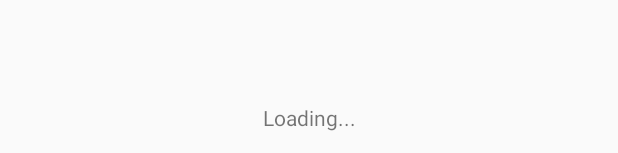
After one commit to nicolasbrailo/TrippingSdCardPhotoManager, an Android app: the layout activity_photo_view.xml on its own in the app's theme, with its tools: preview values and no code run, on a phone screen of 412 x 824 dp. The commit adds this screen. Shown: the part 1080-1233 px from the top of the screen. Run offline under Robolectric (Android 15) with nearby library versions, the phone set to English and light mode, and no system bars.

```diff
--- a/app/src/main/AndroidManifest.xml
+++ b/app/src/main/AndroidManifest.xml
@@ -16,6 +16,10 @@
                 <category android:name="android.intent.category.LAUNCHER" />
             </intent-filter>
         </activity>
+        <activity
+            android:name=".PhotoView"
+            android:label="@string/title_activity_photo_view" >
+        </activity>
     </application>
 
 </manifest>
--- /dev/null
+++ b/app/src/main/res/layout/activity_photo_view.xml
@@ -0,0 +1,31 @@
+<RelativeLayout xmlns:android="http://schemas.android.com/apk/res/android"
+    xmlns:tools="http://schemas.android.com/tools" android:layout_width="match_parent"
+    android:layout_height="match_parent" android:paddingLeft="@dimen/activity_horizontal_margin"
+    android:paddingRight="@dimen/activity_horizontal_margin"
+    android:paddingTop="@dimen/activity_vertical_margin"
+    android:paddingBottom="@dimen/activity_vertical_margin"
+    tools:context="com.nico.trippingsdcardphotomanager.PhotoView">
+
+    <ImageView
+        android:layout_width="wrap_content"
+        android:layout_height="wrap_content"
+        android:id="@+id/wCurrentImage"
+        android:layout_alignParentBottom="true"
+        android:layout_alignParentRight="true"
+        android:layout_alignParentEnd="true"
+        android:layout_alignParentTop="true"
+        android:layout_alignParentLeft="true"
+        android:layout_alignParentStart="true" />
+
+    <TextView android:text="@string/loading" android:layout_width="wrap_content"
+        android:layout_height="wrap_content"
+        android:id="@+id/wCurrentImageName"
+        android:layout_alignRight="@+id/wCurrentImage"
+        android:layout_alignEnd="@+id/wCurrentImage"
+        android:layout_alignParentBottom="true"
+        android:layout_alignParentLeft="true"
+        android:layout_alignParentStart="true"
+        android:layout_centerInParent="true"
+        android:gravity="center_vertical|center_horizontal" />
+
+</RelativeLayout>
--- a/app/src/main/res/values/strings.xml
+++ b/app/src/main/res/values/strings.xml
@@ -3,6 +3,8 @@
 
     <string name="app_name">TrippingSdCardPhotoManager</string>
     <string name="hello_world">Hello world!</string>
+    <string name="loading">Loading...</string>
     <string name="action_settings">Settings</string>
+    <string name="title_activity_photo_view">PhotoView</string>
 
 </resources>
```
Also changed, not shown: app/src/main/java/com/nico/trippingsdcardphotomanager/DirSelect.java (+95 -2 lines), app/src/main/java/com/nico/trippingsdcardphotomanager/PhotoView.java (added, +40 -0 lines), app/src/main/res/layout/activity_dir_select.xml (+31 -5 lines), app/src/main/res/menu/menu_photo_view.xml (added, +7 -0 lines), 1 other file.
